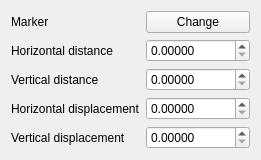
kadas-albireo/kadas-albireo, file src/ui/symbollayer/widget_pointpatternfill.ui: the form before one commit.
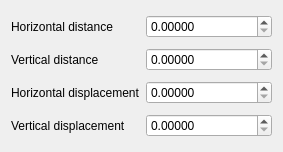
The form after the commit.

Commit message: fixed a button issues in widgets

The edit to the form file:
```diff
--- a/src/ui/symbollayer/widget_pointpatternfill.ui
+++ b/src/ui/symbollayer/widget_pointpatternfill.ui
@@ -6,7 +6,7 @@
    <rect>
     <x>0</x>
     <y>0</y>
-    <width>243</width>
+    <width>283</width>
     <height>152</height>
    </rect>
   </property>
@@ -14,31 +14,7 @@
    <string>Form</string>
   </property>
   <layout class="QGridLayout" name="gridLayout">
-   <item row="0" column="0">
-    <widget class="QLabel" name="mMarkerLabel">
-     <property name="frameShape">
-      <enum>QFrame::NoFrame</enum>
-     </property>
-     <property name="text">
-      <string>Marker</string>
-     </property>
-    </widget>
-   </item>
    <item row="0" column="1">
-    <widget class="QPushButton" name="mChangeMarkerButton">
-     <property name="text">
-      <string>Change</string>
-     </property>
-    </widget>
-   </item>
-   <item row="1" column="0">
-    <widget class="QLabel" name="mHorizontalDistanceLabel">
-     <property name="text">
-      <string>Horizontal distance</string>
-     </property>
-    </widget>
-   </item>
-   <item row="1" column="1">
     <widget class="QDoubleSpinBox" name="mHorizontalDistanceSpinBox">
      <property name="decimals">
       <number>5</number>
@@ -48,7 +24,41 @@
      </property>
     </widget>
    </item>
+   <item row="3" column="1">
+    <widget class="QDoubleSpinBox" name="mVerticalDisplacementSpinBox">
+     <property name="decimals">
+      <number>5</number>
+     </property>
+     <property name="maximum">
+      <double>999999999.990000009536743</double>
+     </property>
+    </widget>
+   </item>
+   <item row="1" column="1">
+    <widget class="QDoubleSpinBox" name="mVerticalDistanceSpinBox">
+     <property name="decimals">
+      <number>5</number>
+     </property>
+     <property name="maximum">
+      <double>999999999.990000009536743</double>
+     </property>
+    </widget>
+   </item>
    <item row="2" column="0">
+    <widget class="QLabel" name="mHorizontalDisplacementLabel">
+     <property name="text">
+      <string>Horizontal displacement</string>
+     </property>
+    </widget>
+   </item>
+   <item row="0" column="0">
+    <widget class="QLabel" name="mHorizontalDistanceLabel">
+     <property name="text">
+      <string>Horizontal distance</string>
+     </property>
+    </widget>
+   </item>
+   <item row="1" column="0">
     <widget class="QLabel" name="mVerticalDistanceLabel">
      <property name="text">
       <string>Vertical distance</string>
@@ -56,23 +66,6 @@
     </widget>
    </item>
    <item row="2" column="1">
-    <widget class="QDoubleSpinBox" name="mVerticalDistanceSpinBox">
-     <property name="decimals">
-      <number>5</number>
-     </property>
-     <property name="maximum">
-      <double>999999999.990000009536743</double>
-     </property>
-    </widget>
-   </item>
-   <item row="3" column="0">
-    <widget class="QLabel" name="mHorizontalDisplacementLabel">
-     <property name="text">
-      <string>Horizontal displacement</string>
-     </property>
-    </widget>
-   </item>
-   <item row="3" column="1">
     <widget class="QDoubleSpinBox" name="mHorizontalDisplacementSpinBox">
      <property name="decimals">
       <number>5</number>
@@ -82,23 +75,13 @@
      </property>
     </widget>
    </item>
-   <item row="4" column="0">
+   <item row="3" column="0">
     <widget class="QLabel" name="mVerticalDisplacementLabel">
      <property name="text">
       <string>Vertical displacement</string>
      </property>
     </widget>
    </item>
-   <item row="4" column="1">
-    <widget class="QDoubleSpinBox" name="mVerticalDisplacementSpinBox">
-     <property name="decimals">
-      <number>5</number>
-     </property>
-     <property name="maximum">
-      <double>999999999.990000009536743</double>
-     </property>
-    </widget>
-   </item>
   </layout>
  </widget>
  <resources/>
```
The commit also changes 4 other files.
